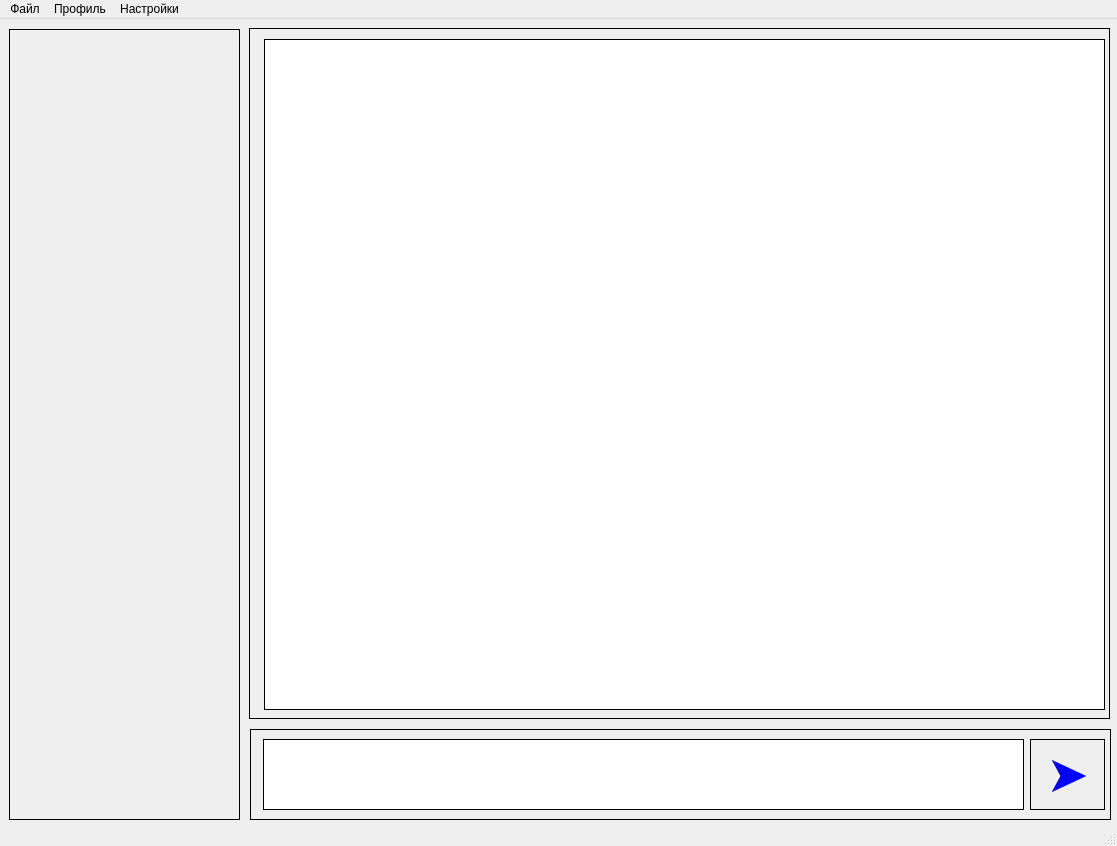
Before: the Qt Designer form CW_18.09(NetChat)/gui/main_window.ui in Selatin23/Classwork_Python_Sultan, drawn with Qt 5.
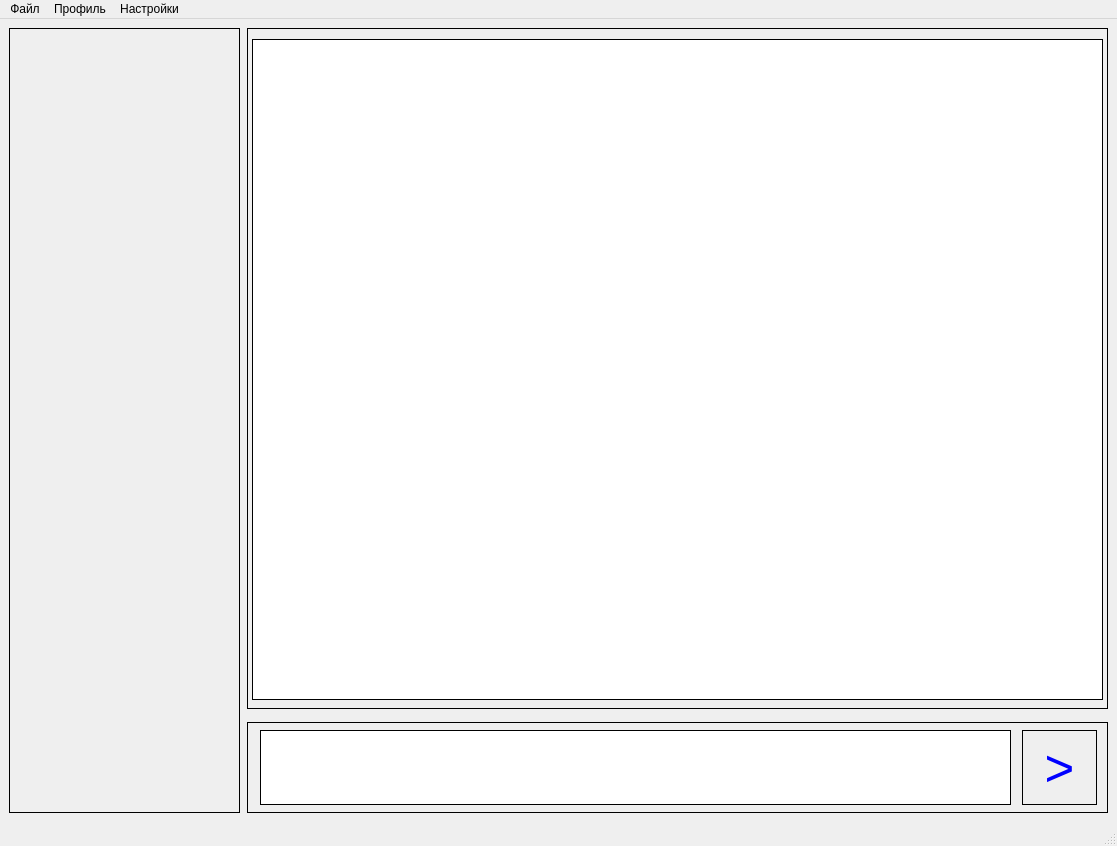
After: the same form once the commit is applied. Icons and pictures are not drawn.

Patch:
```diff
--- a/CW_18.09(NetChat)/gui/main_window.ui
+++ b/CW_18.09(NetChat)/gui/main_window.ui
@@ -18,9 +18,9 @@
     <property name="geometry">
      <rect>
       <x>9</x>
-      <y>10</y>
+      <y>9</y>
       <width>231</width>
-      <height>791</height>
+      <height>785</height>
      </rect>
     </property>
     <property name="styleSheet">
@@ -36,10 +36,10 @@
    <widget class="QFrame" name="frame_2">
     <property name="geometry">
      <rect>
-      <x>249</x>
+      <x>247</x>
       <y>9</y>
       <width>861</width>
-      <height>691</height>
+      <height>681</height>
      </rect>
     </property>
     <property name="styleSheet">
@@ -54,10 +54,10 @@
     <widget class="QTextBrowser" name="MessageDisplay">
      <property name="geometry">
       <rect>
-       <x>15</x>
+       <x>5</x>
        <y>11</y>
-       <width>841</width>
-       <height>671</height>
+       <width>851</width>
+       <height>661</height>
       </rect>
      </property>
     </widget>
@@ -65,8 +65,8 @@
    <widget class="QFrame" name="frame_3">
     <property name="geometry">
      <rect>
-      <x>250</x>
-      <y>710</y>
+      <x>247</x>
+      <y>703</y>
       <width>861</width>
       <height>91</height>
      </rect>
@@ -84,9 +84,9 @@
      <property name="geometry">
       <rect>
        <x>13</x>
-       <y>10</y>
-       <width>761</width>
-       <height>71</height>
+       <y>8</y>
+       <width>751</width>
+       <height>75</height>
       </rect>
      </property>
      <property name="styleSheet">
@@ -97,10 +97,10 @@
     <widget class="QPushButton" name="Send">
      <property name="geometry">
       <rect>
-       <x>780</x>
-       <y>10</y>
+       <x>775</x>
+       <y>8</y>
        <width>75</width>
-       <height>71</height>
+       <height>75</height>
       </rect>
      </property>
      <property name="font">
@@ -112,7 +112,7 @@
       <string notr="true">color: blue</string>
      </property>
      <property name="text">
-      <string>➤</string>
+      <string>&gt;</string>
      </property>
      <property name="icon">
       <iconset theme="applications-engineering">
```
Left out of the diff: 5 changed lines with no effect on the pictures.
